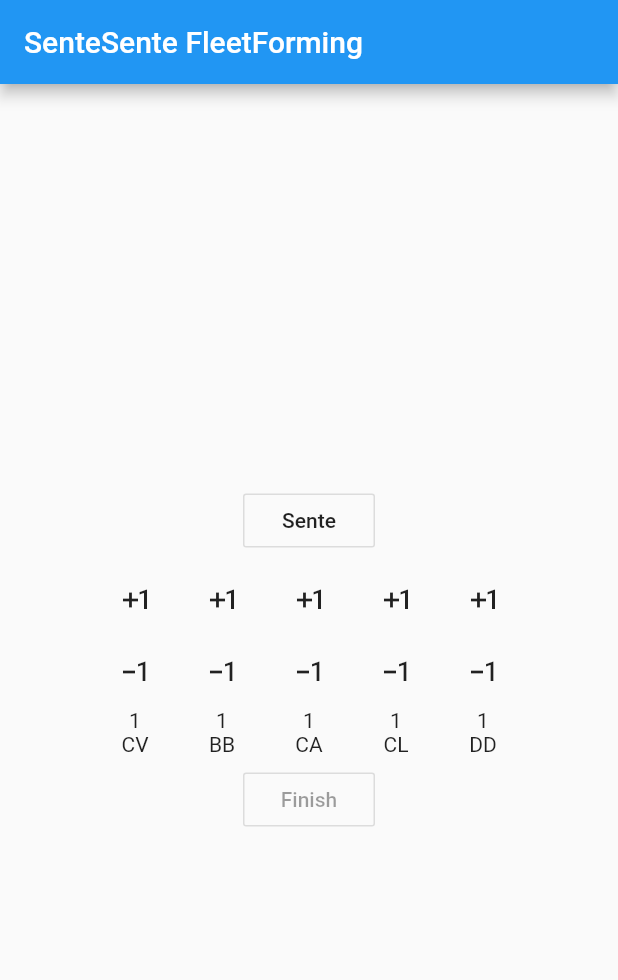
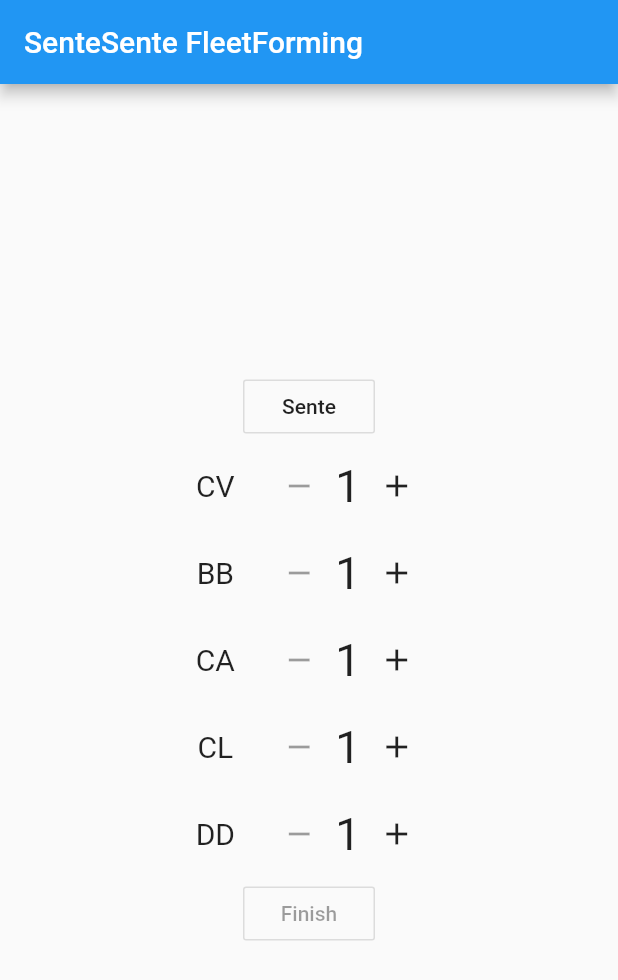
Before and after one commit to acqxi/SeaBattle, a Flutter app: the screen it shows after launch, after a tap on "Start", on a phone screen of 412 x 824 dp. Shown: the top 980 px of the screen. Run offline on Flutter 3.47's test engine with Material 2 defaults, Android fonts, the phone set to English and light mode, and no system bars; our stand-ins replace event_bus, firebase_database; accounts and stored records are empty.

Commit message:
Fleet Forming Finish

```diff
--- a/lib/battle_event.dart
+++ b/lib/battle_event.dart
@@ -1,11 +1,12 @@
 import 'package:event_bus/event_bus.dart';
+import 'package:sea_battle_nutn/fleet_state.dart';
 
 EventBus eventBus = new EventBus();
 
-class ShipNumberUpdateEvent{
-  List<int> shipNumberList;
+class FleetChangeEvent{
+  Fleet fleet;
 
-  ShipNumberUpdateEvent(this.shipNumberList);
+  FleetChangeEvent(this.fleet);
 }
 
 class StepChangerEvent{
--- a/lib/fleet _forming.dart
+++ b/lib/fleet _forming.dart
@@ -3,52 +3,91 @@ import 'package:sea_battle_nutn/fleet_state.dart';
 import 'package:sea_battle_nutn/ship_state.dart';
 
 class FleetForming extends StatefulWidget {
-  final _widgetFleet;
-  FleetForming(Fleet this._widgetFleet, {Key key}) : super(key: key);
+  final int _player;
+  final Fleet _widgetFleet;
+  FleetForming(this._widgetFleet, this._player, {Key key}) : super(key: key);
 
   @override
   _FleetFormingState createState() => _FleetFormingState();
 }
 
 class _FleetFormingState extends State<FleetForming> {
-  var _numShip = [1, 1, 1, 1, 1]; //CV 6 BB 4 CA 3 CL 2 DD 1
-  var _nameShip = ['CV', 'BB', 'CA', 'CL', 'DD'];
+  final _shipTypeNameList = ["CV", "BB", "CA", "CL", "DD"];
+  final _allowableAreaOfShipHoldList = [0, 30, 32, 64];
 
   @override
   void initState() {
+    for (var x in [0, 1, 2, 3, 4]) widget._widgetFleet.addShip(new Ship(x));
     super.initState();
+  }
+
+  bool isCannotPlus(index) {
+    if ((widget._widgetFleet.howMuchAreaIsHeld() >
+        (_allowableAreaOfShipHoldList[widget._player] -
+            Ship(index).getShipPower()))) return true;
+    if ((index == 4 && widget._widgetFleet.howMuchShipFormed()[index] > 4))
+      return true;
+    return false;
+  }
+
+  bool isCannotFinish() {
+    if (widget._player == 3) return false;
+    if (widget._widgetFleet.howMuchAreaIsHeld() ==
+        _allowableAreaOfShipHoldList[widget._player]) return false;
+    return true;
   }
 
   @override
   Widget build(BuildContext context) {
     return Column(children: <Widget>[
       Container(
-        child: Row(
+          child: Column(
               mainAxisAlignment: MainAxisAlignment.center,
               children: List<Widget>.generate(5, (index) {
                 return Container(
                     padding: EdgeInsets.all(5),
-                child: Column(
+                    child: Row(
                         mainAxisAlignment: MainAxisAlignment.center,
                         children: <Widget>[
-                    IconButton(
-                      icon: Icon(Icons.exposure_plus_1),
-                      onPressed: () {},
+                          Container(
+                            constraints: BoxConstraints(minWidth: 40),
+                            margin: EdgeInsets.only(right: 12),
+                            alignment: Alignment.center,
+                            child: Text(
+                              _shipTypeNameList[index],
+                              style: TextStyle(fontSize: 20),
+                            ),
                           ),
                           IconButton(
-                      icon: Icon(Icons.exposure_neg_1),
-                      onPressed: () {},
+                            icon: Icon(Icons.remove),
+                            onPressed: widget._widgetFleet
+                                        .howMuchShipFormed()[index] <
+                                    2
+                                ? null
+                                : () => this.setState(
+                                    () => widget._widgetFleet.popShip(index)),
                           ),
-                    Text(_numShip[index].toString()),
-                    Text(_nameShip[index])
-                  ],
-                ));
+                          Text(
+                            widget._widgetFleet
+                                .howMuchShipFormed()[index]
+                                .toString(),
+                            style: TextStyle(fontSize: 30),
+                          ),
+                          IconButton(
+                            icon: Icon(Icons.add),
+                            onPressed: isCannotPlus(index)
+                                ? null
+                                : () => this.setState(() {
+                                      widget._widgetFleet
+                                          .addShip(new Ship(index));
                                     }),
-        ),
-      ),
+                          )
+                        ]));
+              }))),
       OutlineButton(
         child: Text("Finish"),
-        onPressed: null,
+        onPressed:
+            isCannotFinish() ? null : widget._widgetFleet.updateWholeFleetData,
       )
     ]);
   }
--- a/lib/main.dart
+++ b/lib/main.dart
@@ -87,7 +87,7 @@ class _HomePageState extends State<HomePage> {
           fireBaseDB
               .child("PlayerState")
               .set({"Sente": "unuse", "Gote": "unuse", "Turn": "notStart"})
-              .whenComplete(() => print("finish set"))
+              .whenComplete(() => print("finish set init player state"))
               .catchError((error) => print(error));
     }).catchError((error) => print(error));
     super.initState();
@@ -114,6 +114,9 @@ class _HomePageState extends State<HomePage> {
             _player = 2;
           else
             _player = 3;
+
+          _fleet.setOwner(_player);
+          print(_fleet.getOwnerName());
 
           fireBaseDB
               .child("PlayerState")
@@ -143,10 +146,10 @@ class _HomePageState extends State<HomePage> {
         ),
         [
           Container(),
-          FleetForming(_fleet),
+          FleetForming(_fleet, _stepOrdinal),
           //Embattle(),
           //SeaWarfare()
-        ][_stepOrdinal < 1 ? 0 : (_stepOrdinal < 4 ? 1 : (_stepOrdinal - 3))],
+        ][_stepOrdinal < 1 ? 0 : (_stepOrdinal < 4 ? 1 : (_stepOrdinal - 2))],
       ],
     );
   }
--- a/lib/ship_state.dart
+++ b/lib/ship_state.dart
@@ -17,6 +17,7 @@ class TwoPosition {
 class Ship {
   final int shipType;
 
+  final _shipPower = [6, 4, 3, 2, 1];
   final _shipTypeNameList = ["CV", "BB", "CA", "CL", "DD"];
   final _shipstateNameList = ["yet", "intact", "deform", "wrecked"];
   final _directionString = [
@@ -50,17 +51,23 @@ class Ship {
     "[-1, -1]"
   ];
 
-  var _position = new TwoPosition();
-  var _shipState = 0;
-  var _damagedPart = [0, 0, 0, 0, 0];
+  TwoPosition _position;
+  int _shipState;
+  List<int> _damagedPart;
 
-  List<List<SinglePosition>> _torpedoPossiblePath;
+  //List<List<SinglePosition>> _torpedoPossiblePath;
 
-  Ship(this.shipType, [this._position, this._shipState, this._damagedPart]);
+  Ship(this.shipType,
+      [this._position = const TwoPosition(),
+      this._shipState = 0,
+      this._damagedPart = const [0, 0, 0, 0, 0]]);
 
-  TwoPosition position() => _position;
-  String shipTypeName() => _shipTypeNameList[shipType];
-  String shipstateName() => _shipstateNameList[_shipState];
+  TwoPosition getPosition() => _position;
+  String getShipTypeName() => _shipTypeNameList[shipType];
+  String getShipStateName() => _shipstateNameList[_shipState];
+  int getShipPower() => _shipPower[shipType];
+  List<int> getShipPowerList() => _shipPower;
+  String getDamagedPart2String() => _damagedPart.join();
 
   TwoPosition setPosition(TwoPosition newPosition) => _position = newPosition;
   int changeShipState(int newShipState) => _shipState = newShipState;
```
Also changed, not shown: lib/fleet_state.dart (+43 -5 lines). Lines whose indentation alone changed are shown as unchanged.
